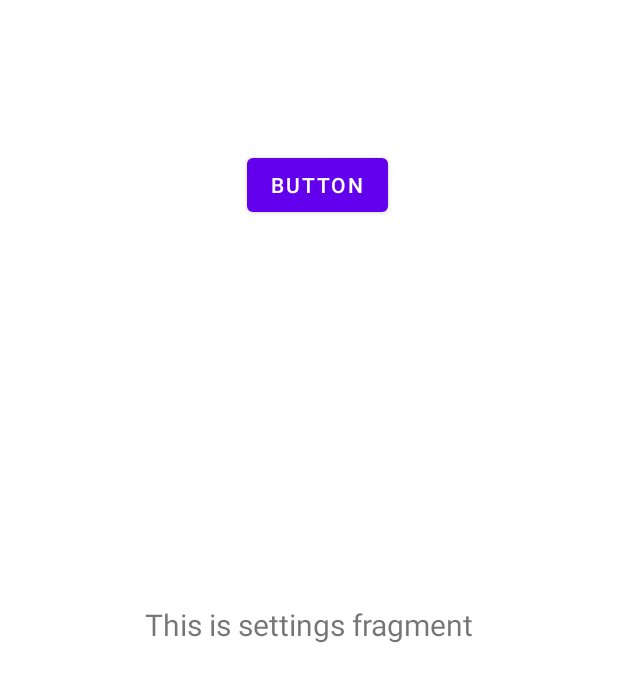
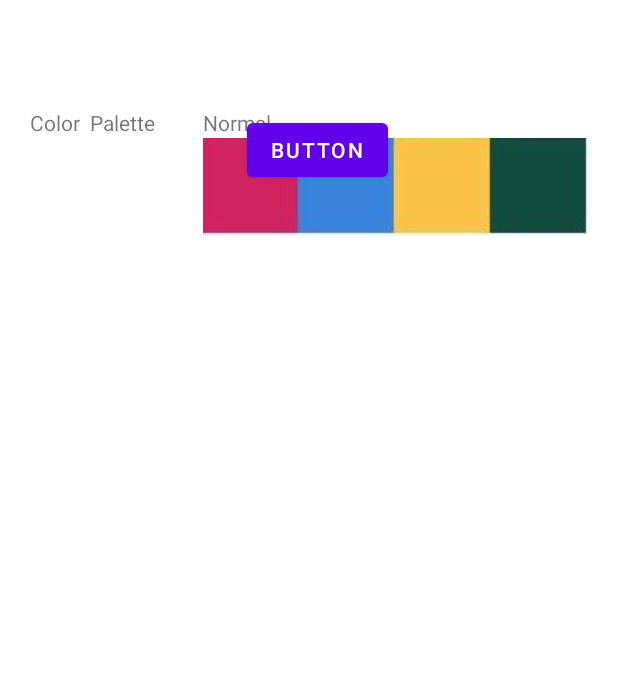
Before and after one commit to harri012/Hermes_App, an Android app: the fragment SettingsFragment shown on its own in the app's theme, on a phone screen of 412 x 824 dp. Shown: the top 682 px of the screen. Run offline under Robolectric (Android 15) with nearby library versions, the phone set to English and light mode, and no system bars; 2 statements that could not run were skipped.

Commit message:
Settings prototype Missing Theme change, Remove UUID, etc

```diff
--- a/app/src/main/java/com/example/hermes_app/ui/comboNavDrawer/settings/SettingsFragment.java
+++ b/app/src/main/java/com/example/hermes_app/ui/comboNavDrawer/settings/SettingsFragment.java
@@ -5,11 +5,15 @@ import android.view.LayoutInflater;
 import android.view.View;
 import android.view.ViewGroup;
 import android.widget.Button;
+import android.widget.ImageView;
 import android.widget.TextView;
 
 import androidx.annotation.NonNull;
 import androidx.fragment.app.Fragment;
 import androidx.lifecycle.ViewModelProvider;
+
+import com.example.hermes_app.R;
+import android.widget.Spinner;
 
 import com.example.hermes_app.R;
 import com.example.hermes_app.databinding.FragmentSettingsBinding;
@@ -18,8 +22,12 @@ public class SettingsFragment extends Fragment {
 
     private FragmentSettingsBinding binding;
 
-    public View onCreateView(@NonNull LayoutInflater inflater,
-                             ViewGroup container, Bundle savedInstanceState) {
+    String[] textArray = { "Normal", "Protanopia", "Tritanopia", "Deuteranopia" };
+    Integer[] imageArray = { R.drawable.normal, R.drawable.protanopia,
+            R.drawable.tritanopia, R.drawable.deuteranopia };
+
+    public View onCreateView(@NonNull LayoutInflater inflater, ViewGroup container, Bundle savedInstanceState)
+    {
         SettingsViewModel settingsViewModel =
                 new ViewModelProvider(this).get(SettingsViewModel.class);
 
@@ -28,6 +36,13 @@ public class SettingsFragment extends Fragment {
 
         final TextView textView = binding.textSettings;
         settingsViewModel.getText().observe(getViewLifecycleOwner(), textView::setText);
+
+        TextView text = (TextView) root.findViewById(R.id.spinnerTextView);
+        ImageView imageView =(ImageView)root.findViewById(R.id.spinnerImages);
+        Spinner spinner = (Spinner) root.findViewById(R.id.mySpinner);
+
+        SpinnerAdapter adapter = new SpinnerAdapter(root.getContext(), R.layout.spinner_value_layout, textArray, imageArray);
+        spinner.setAdapter(adapter);
 
         return root;
     }
--- a/app/src/main/java/com/example/hermes_app/ui/comboNavDrawer/settings/SettingsViewModel.java
+++ b/app/src/main/java/com/example/hermes_app/ui/comboNavDrawer/settings/SettingsViewModel.java
@@ -4,19 +4,35 @@ import android.content.Context;
 import android.content.Intent;
 
 import androidx.lifecycle.LiveData;
+import androidx.lifecycle.MediatorLiveData;
 import androidx.lifecycle.MutableLiveData;
 import androidx.lifecycle.ViewModel;
+import java.util.List;
+import java.util.Arrays;
 
 public class SettingsViewModel extends ViewModel {
+    private MutableLiveData<String> textLiveData = new MutableLiveData<>();
+    private MutableLiveData<List<String>> colorPaletteLiveData = new MutableLiveData<>();
+    private MediatorLiveData<String> combinedLiveData = new MediatorLiveData<>();
 
-    private final MutableLiveData<String> mText;
 
     public SettingsViewModel() {
-        mText = new MutableLiveData<>();
-        mText.setValue("This is settings fragment");
+
+
+        textLiveData.setValue("Color Palettes");
+        List<String> colorPaletteNames = Arrays.asList("normal", "protanopia", "deuteranopia", "tritanopia");
+        colorPaletteLiveData.setValue(colorPaletteNames);
+
+
+
     }
 
     public LiveData<String> getText() {
-        return mText;
+        return textLiveData;
     }
+
+    public LiveData<List<String>> getColorPaletteLiveData() {
+        return colorPaletteLiveData;
+    }
+
 }
--- /dev/null
+++ b/app/src/main/java/com/example/hermes_app/ui/comboNavDrawer/settings/SpinnerAdapter.java
@@ -0,0 +1,61 @@
+package com.example.hermes_app.ui.comboNavDrawer.settings;
+
+import android.content.Context;
+import android.nfc.Tag;
+import android.util.Log;
+import android.view.LayoutInflater;
+import android.view.View;
+import android.view.ViewGroup;
+import android.widget.ArrayAdapter;
+import android.widget.TextView;
+import android.widget.ImageView;
+import android.content.res.Resources;
+import android.graphics.drawable.Drawable;
+
+import androidx.annotation.NonNull;
+import androidx.annotation.Nullable;
+
+import com.example.hermes_app.R;
+
+import java.util.List;
+
+
+
+public class SpinnerAdapter extends ArrayAdapter<String> {
+
+    private Context ctx;
+    private String[] contentArray;
+    private Integer[] imageArray;
+
+    public SpinnerAdapter(Context context, int resource, String[] objects,
+                          Integer[] imageArray) {
+        super(context,  R.layout.spinner_value_layout, R.id.spinnerTextView, objects);
+        this.ctx = context;
+        this.contentArray = objects;
+        this.imageArray = imageArray;
+    }
+
+    @Override
+    public View getDropDownView(int position, View convertView,ViewGroup parent) {
+        return getCustomView(position, convertView, parent);
+    }
+
+    @Override
+    public View getView(int position, View convertView, ViewGroup parent) {
+        return getCustomView(position, convertView, parent);
+    }
+
+    public View getCustomView(int position, View convertView, ViewGroup parent) {
+
+        LayoutInflater inflater = (LayoutInflater)ctx.getSystemService(Context.LAYOUT_INFLATER_SERVICE);
+        View row = inflater.inflate(R.layout.spinner_value_layout, parent, false);
+
+        TextView textView = (TextView) row.findViewById(R.id.spinnerTextView);
+        textView.setText(contentArray[position]);
+
+        ImageView imageView = (ImageView)row.findViewById(R.id.spinnerImages);
+        imageView.setImageResource(imageArray[position]);
+
+        return row;
+    }
+}
--- a/app/src/main/res/layout/fragment_settings.xml
+++ b/app/src/main/res/layout/fragment_settings.xml
@@ -6,17 +6,24 @@
     android:layout_height="match_parent"
     tools:context=".ui.comboNavDrawer.settings.SettingsFragment">
 
+
+
+    <Spinner
+        android:id="@+id/mySpinner"
+        android:layout_width="wrap_content"
+        android:layout_height="wrap_content"
+        android:layout_marginStart="32dp"
+        android:layout_marginTop="72dp"
+        app:layout_constraintStart_toEndOf="@+id/textView"
+        app:layout_constraintTop_toTopOf="parent" />
+
     <TextView
-        android:id="@+id/text_settings"
-        android:layout_width="match_parent"
+        android:id="@+id/textView"
+        android:layout_width="wrap_content"
         android:layout_height="wrap_content"
-        android:layout_marginStart="8dp"
-        android:layout_marginTop="8dp"
-        android:layout_marginEnd="8dp"
-        android:textAlignment="center"
-        android:textSize="20sp"
-        app:layout_constraintBottom_toBottomOf="parent"
-        app:layout_constraintEnd_toEndOf="parent"
+        android:layout_marginStart="20dp"
+        android:layout_marginTop="72dp"
+        android:text="Color  Palette"
         app:layout_constraintStart_toStartOf="parent"
         app:layout_constraintTop_toTopOf="parent" />
 
--- /dev/null
+++ b/app/src/main/res/layout/spinner_value_layout.xml
@@ -0,0 +1,21 @@
+<?xml version="1.0" encoding="utf-8"?>
+<RelativeLayout xmlns:android="http://schemas.android.com/apk/res/android"
+    android:layout_width="match_parent"
+    android:layout_height="match_parent"
+    android:orientation="vertical">
+
+
+    <TextView
+        android:id="@+id/spinnerTextView"
+        android:layout_width="wrap_content"
+        android:layout_height="wrap_content"
+        android:layout_alignBaseline="@+id/spinnerImages"/>
+
+    <ImageView
+        android:id="@+id/spinnerImages"
+        android:layout_width="wrap_content"
+        android:layout_height="wrap_content"
+        android:layout_marginTop="20dp"/>
+
+
+</RelativeLayout>
--- a/app/src/main/res/values/strings.xml
+++ b/app/src/main/res/values/strings.xml
@@ -13,4 +13,5 @@
     <string name="manage_account">Manage Account</string>
     <string name="open_nav">Open Navigation Drawer</string>
     <string name="close_nav">Close Navigation Drawer</string>
+
 </resources>
```
Also changed, not shown: app/src/main/res/drawable/deuteranopia.JPG (added), app/src/main/res/drawable/normal.JPG (added), app/src/main/res/drawable/protanopia.JPG (added), app/src/main/res/drawable/tritanopia.JPG (added).
